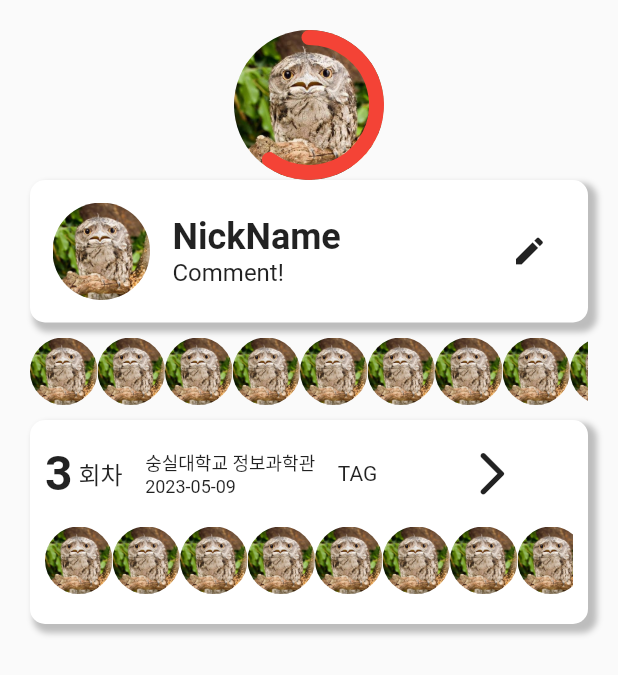
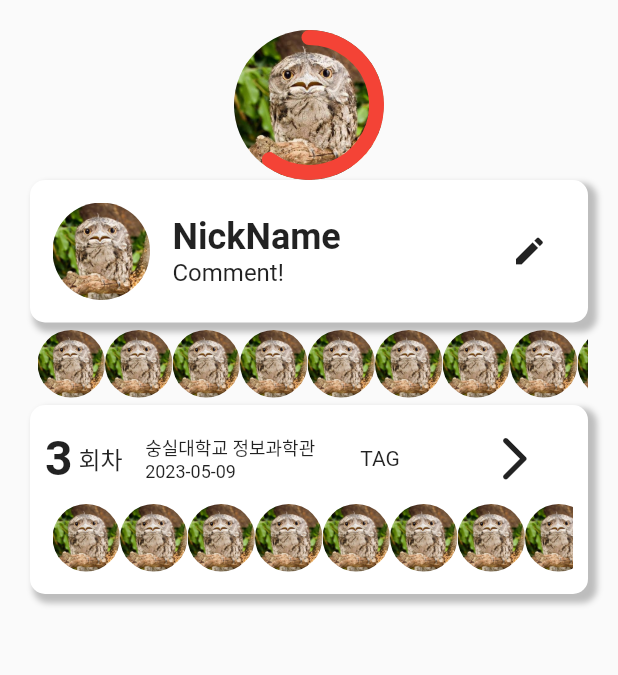
Before and after one commit to rbgus2002/cactusdy, a Flutter app: the screen it shows after launch, after a tap on "Work Space Screen", on a phone screen of 412 x 824 dp. Shown: the top 675 px of the screen. Run offline on Flutter 3.47's test engine with Material 2 defaults, Android fonts, the phone set to English and light mode, and no system bars.

Commit message:
[F] Change : round_info : round_info와 round_info_panel 분리

```diff
--- a/frontend/lib/widgets/round_info.dart
+++ b/frontend/lib/widgets/round_info.dart
@@ -19,12 +19,17 @@ class RoundInfo extends StatelessWidget {
   @override
   Widget build(BuildContext context) {
     return Row(
+      mainAxisAlignment: MainAxisAlignment.center,
       children: [
-        Text("$roundIdx", style: TextStyles.titleLarge),
-        const Text(
-          " 회차",
-          style: TextStyles.bodyMedium, // TODO : 회차 bottomLeft에 align
-          textAlign: TextAlign.right,
+        Row(
+          children: [
+            Text("$roundIdx", style: TextStyles.titleLarge),
+            const Text(
+              " 회차",
+              style: TextStyles.bodyMedium,
+              textAlign: TextAlign.right,
+            ),
+          ],
         ),
         const SizedBox(
           width: Design.padding,
@@ -40,13 +45,9 @@ class RoundInfo extends StatelessWidget {
             ),
           ],
         ),
-        const SizedBox(
-          width: Design.padding,
-        ),
-        const Text(
-          "TAG",
-          textAlign: TextAlign.right
-        ),
+        Design.padding15,
+        Design.padding15,
+        const Text("TAG"),
       ],
     );
   }
--- a/frontend/lib/widgets/user_list_button.dart
+++ b/frontend/lib/widgets/user_list_button.dart
@@ -17,17 +17,14 @@ class UserList extends StatelessWidget {
 
   @override
   Widget build(BuildContext context) {
-    return Container(
-      margin: const EdgeInsets.symmetric(vertical: 10.0),
-      child: SingleChildScrollView(
-        scrollDirection: Axis.horizontal,
-        // padding: const EdgeInsets.all(30),
-        child: Row(
-          children: [
-            for(User user in userList)
-              CircleButton(scale: 45.0, child: null, onTap: onTap) // TODO : image null 처리 방법 고안
-          ],
-        ),
+    return SingleChildScrollView(
+      scrollDirection: Axis.horizontal,
+      padding: const EdgeInsets.all(5),
+      child: Row(
+        children: [
+          for(User user in userList)
+            CircleButton(scale: 45.0, child: null, onTap: onTap), // TODO : image null 처리 방법 고안
+        ],
       ),
     );
   }
```
